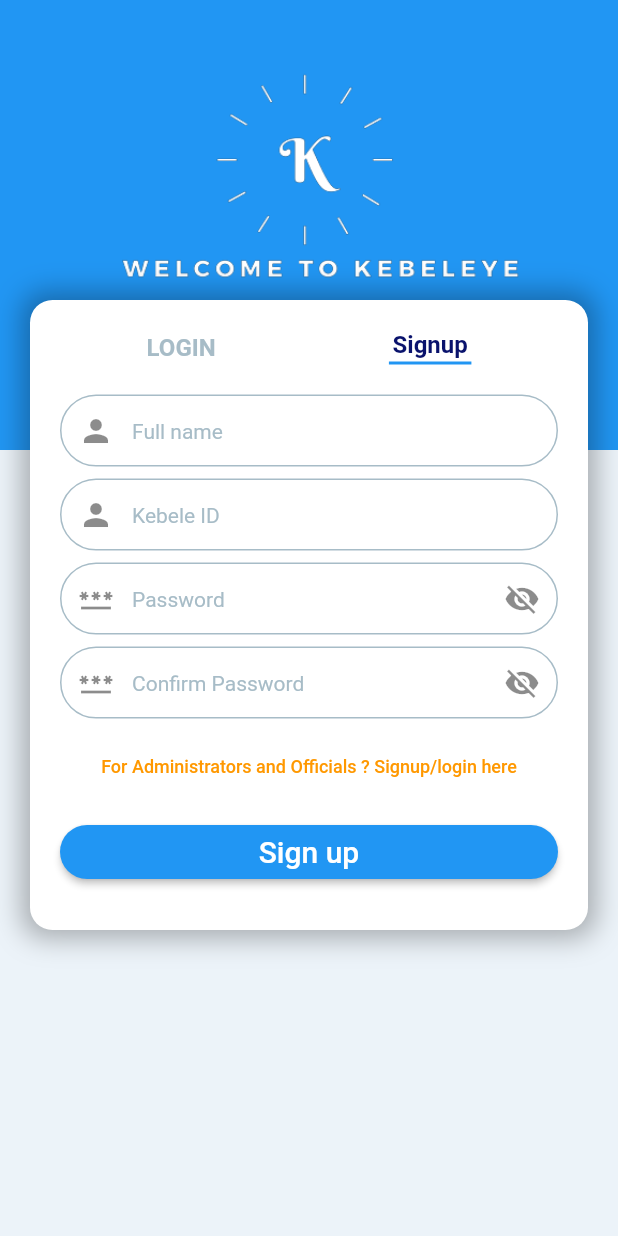
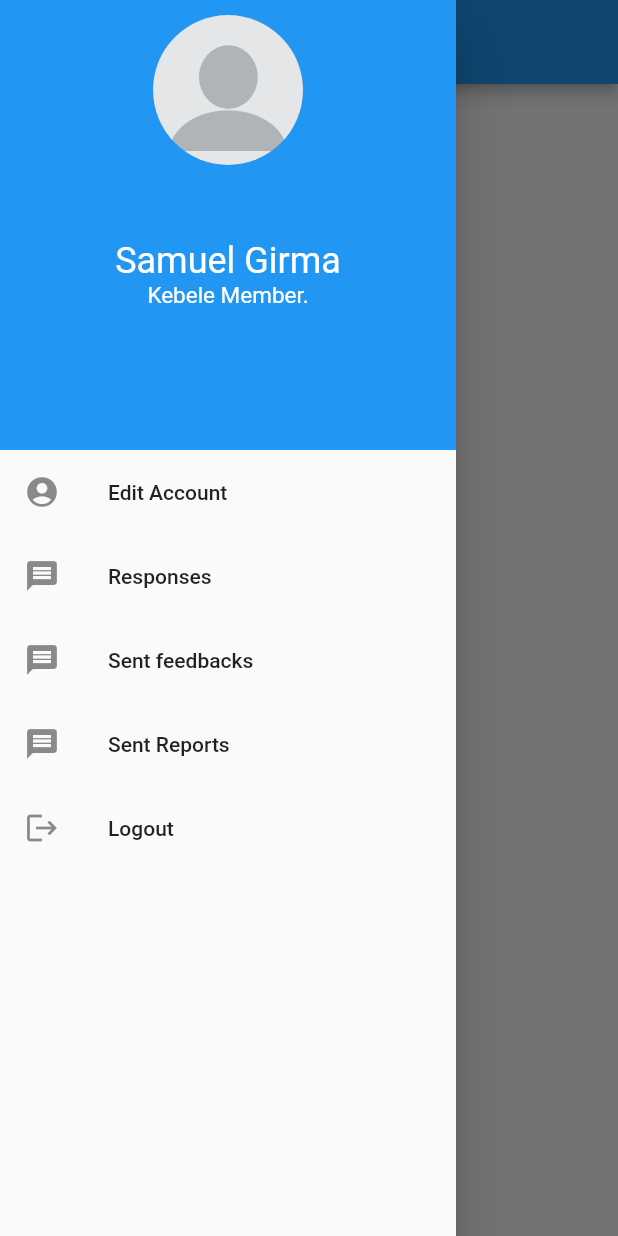
Before and after one commit to Sam-Girma/Kebeleye, a Flutter app: the screen it shows after launch, with the side drawer open (before the commit the screen has no drawer), on a phone screen of 412 x 824 dp. Run offline on Flutter 3.47's test engine with Material 2 defaults, Android fonts, the phone set to English and light mode, and no system bars.

Commit message:
Kebele Memebers home page started

```diff
--- /dev/null
+++ b/kebeleyeapp/lib/pages/membershomepage.dart
@@ -0,0 +1,74 @@
+import 'package:flutter/material.dart';
+
+class MembersHomePage extends StatefulWidget {
+  const MembersHomePage({Key? key}) : super(key: key);
+
+  @override
+  State<MembersHomePage> createState() => _MembersHomePageState();
+}
+
+class _MembersHomePageState extends State<MembersHomePage> {
+  @override
+  Widget build(BuildContext context) {
+    return Scaffold(
+      appBar: AppBar(
+        title: Text("Kebeleye"),
+      ),
+      drawer: Drawer(
+        child: ListView(
+          children: <Widget>[
+            Container(
+              height: 300,
+              color: Colors.blue,
+              padding: EdgeInsets.all(10),
+              child: Column(
+                children: [
+                  CircleAvatar(
+                    radius: 50,
+                    backgroundImage: AssetImage("assets/profile_picture.png"),
+                  ),
+                  SizedBox(
+                    height: 50,
+                  ),
+                  Column(
+                    children: [
+                      Text(
+                        "Samuel Girma",
+                        style: TextStyle(color: Colors.white, fontSize: 24),
+                      ),
+                      Text(
+                        "Kebele Member.",
+                        style: TextStyle(color: Colors.white, fontSize: 15),
+                      ),
+                    ],
+                  )
+                ],
+              ),
+            ),
+            ListTile(
+              leading: Icon(Icons.account_circle),
+              title: Text("Edit Account"),
+            ),
+            ListTile(
+              leading: Icon(Icons.message),
+              title: Text("Responses"),
+            ),
+            ListTile(
+              leading: Icon(Icons.message),
+              title: Text("Sent feedbacks"),
+            ),
+            ListTile(
+              leading: Icon(Icons.message),
+              title: Text("Sent Reports"),
+            ),
+            ListTile(
+              leading: Icon(Icons.logout),
+              title: Text("Logout"),
+            )
+          ],
+        ),
+      ),
+      body: Container(),
+    );
+  }
+}
--- a/kebeleyeapp/lib/pages/mystate.dart
+++ b/kebeleyeapp/lib/pages/mystate.dart
@@ -5,8 +5,9 @@ import 'package:flutter/material.dart';
 import 'package:kebeleyeapp/materials/colors.dart';
 import 'package:kebeleyeapp/pages/loginpage.dart';
 import 'package:kebeleyeapp/pages/officialshomepage.dart';
-
-
+import 'loginofficials.dart';
+import 'officialshomepage.dart';
+import 'membershomepage.dart';
 
 class mystate extends StatefulWidget {
   @override
@@ -19,7 +20,7 @@ class _mycurrentstate extends State<mystate> {
     super.initState();
     Timer(const Duration(milliseconds: 4000), () {
       Navigator.push(
-          context, MaterialPageRoute(builder: (context) => LoginPage()));
+          context, MaterialPageRoute(builder: (context) => MembersHomePage()));
     });
   }
 
--- a/kebeleyeapp/lib/pages/officialshomepage.dart
+++ b/kebeleyeapp/lib/pages/officialshomepage.dart
@@ -2,14 +2,14 @@ import 'package:flutter/material.dart';
 
 
 
-class MyHomePage extends StatefulWidget {
+class OfficialsHomePage extends StatefulWidget {
 
 
   @override
-  State<MyHomePage> createState() => _MyHomePageState();
+  State<OfficialsHomePage> createState() => _OfficialsHomePageState();
 }
 
-class _MyHomePageState extends State<MyHomePage> {
+class _OfficialsHomePageState extends State<OfficialsHomePage> {
 
 int navindex=0;
  final pages=[
```
Also changed, not shown: kebeleyeapp/lib/pages/loginpage.dart (+52 -65 lines), kebeleyeapp/assets/profile_picture.png (added).
